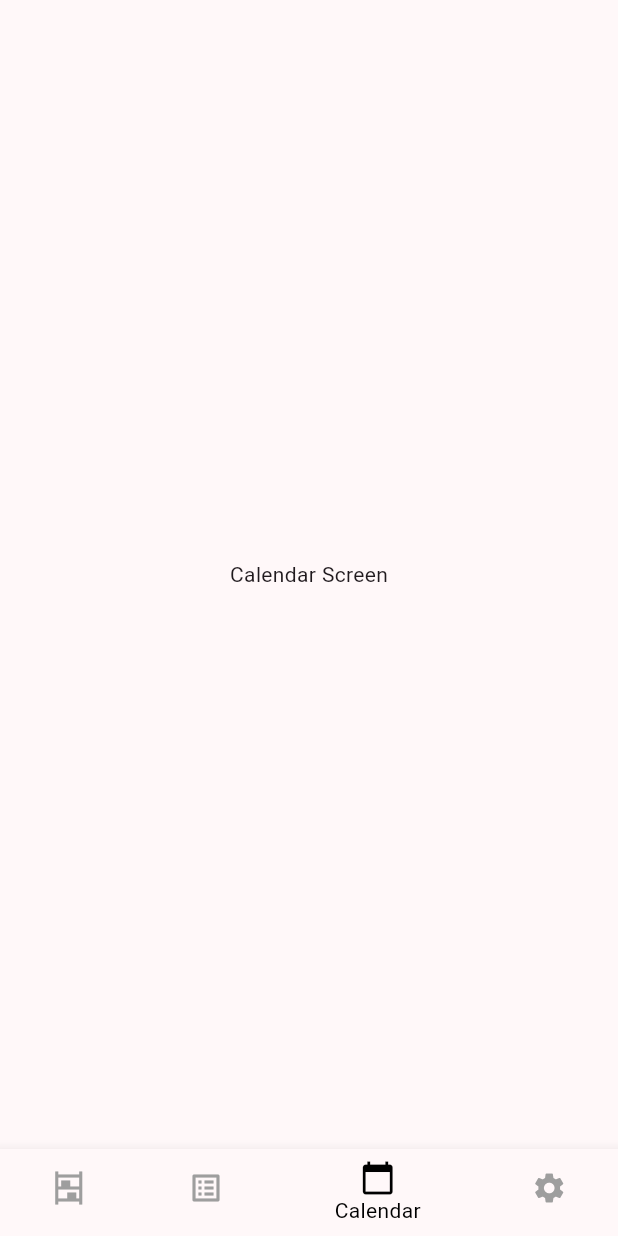
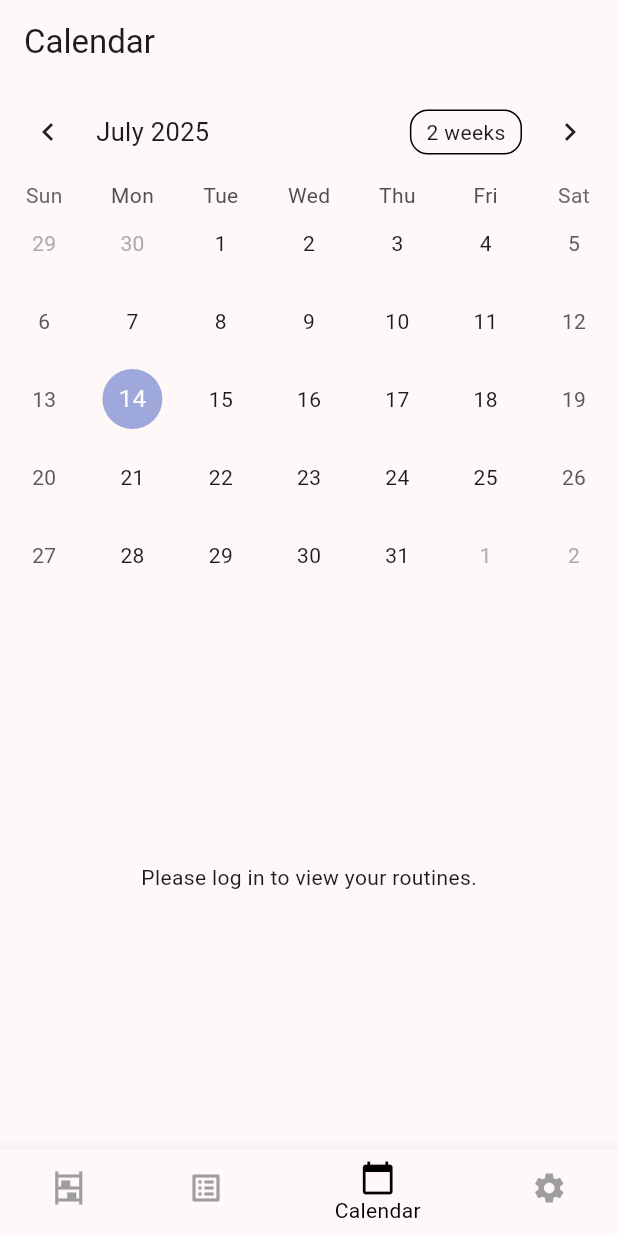
Before and after one commit to Lenamm12/CareLog, a Flutter app: the screen it shows after launch, item 3 of the bottom bar chosen, on a phone screen of 412 x 824 dp. Run offline on Flutter 3.47's test engine with Material 3 defaults, Android fonts, the phone set to English and light mode, and no system bars; drawn by our look-alikes of table_calendar; our stand-ins replace cloud_firestore, firebase_auth, firebase_core, google_sign_in; accounts and stored records are empty.

Commit message:
Organizing files

```diff
--- a/lib/main.dart
+++ b/lib/main.dart
@@ -1,22 +1,14 @@
+import 'package:carelog/screens/calender_screen.dart';
 import 'package:flutter/material.dart';
 import 'package:firebase_core/firebase_core.dart';
-import 'products_screen.dart';
-import 'routines_screen.dart';
-import 'settings_screen.dart';
+import 'screens/products_screen.dart';
+import 'screens/routines_screen.dart';
+import 'screens/settings_screen.dart';
 
 Future<void> main() async {
   WidgetsFlutterBinding.ensureInitialized();
   await Firebase.initializeApp();
   runApp(const MyApp());
-}
-
-class CalendarScreen extends StatelessWidget {
-  const CalendarScreen({super.key});
-
-  @override
-  Widget build(BuildContext context) {
-    return Center(child: Text('Calendar Screen'));
-  }
 }
 
 class MyApp extends StatelessWidget {
@@ -71,10 +63,7 @@ class _MainScreenState extends State<MainScreen> {
       body: IndexedStack(index: _selectedIndex, children: _screens),
       bottomNavigationBar: BottomNavigationBar(
         items: const <BottomNavigationBarItem>[
-          BottomNavigationBarItem(
-            icon: Icon(Icons.shelves),
-            label: 'Products',
-          ),
+          BottomNavigationBarItem(icon: Icon(Icons.shelves), label: 'Products'),
           BottomNavigationBarItem(
             icon: Icon(Icons.list_alt),
             label: 'Routines',
--- a/lib/add_routine_screen.dart
+++ b/lib/screens/add_routine_screen.dart
@@ -1,8 +1,8 @@
 import 'package:flutter/material.dart';
-import 'routine.dart';
+import '../models/routine.dart';
 import 'package:cloud_firestore/cloud_firestore.dart';
 import 'package:firebase_auth/firebase_auth.dart';
-import 'product.dart'; // Import the Product class
+import '../models/product.dart'; // Import the Product class
 import 'product_selection_screen.dart'; // Import the new screen
 
 class AddRoutineScreen extends StatefulWidget {
--- /dev/null
+++ b/lib/screens/calender_screen.dart
@@ -0,0 +1,164 @@
+import 'package:cloud_firestore/cloud_firestore.dart';
+import 'package:firebase_auth/firebase_auth.dart';
+import 'package:flutter/material.dart';
+import 'package:table_calendar/table_calendar.dart';
+import 'package:carelog/models/routine.dart'; // Import Routine model
+
+int getDaysInMonth(int year, int month) {
+  if (month == DateTime.february) {
+    return isLeapYear(year) ? 29 : 28;
+  } else if (month == DateTime.april ||
+      month == DateTime.june ||
+      month == DateTime.september ||
+      month == DateTime.november) {
+    return 30;
+  } else {
+    return 31;
+  }
+}
+
+// Helper function to check for leap year
+bool isLeapYear(int year) {
+  return (year % 4 == 0 && year % 100 != 0) || (year % 400 == 0);
+}
+
+class CalendarScreen extends StatefulWidget {
+  const CalendarScreen({super.key});
+
+  @override
+  _CalendarScreenState createState() => _CalendarScreenState();
+}
+
+class _CalendarScreenState extends State<CalendarScreen> {
+  final FirebaseAuth _auth = FirebaseAuth.instance;
+  final FirebaseFirestore _firestore = FirebaseFirestore.instance;
+
+  CalendarFormat _calendarFormat = CalendarFormat.month;
+  DateTime _focusedDay = DateTime.now();
+  DateTime? _selectedDay;
+
+  final Map<DateTime, List<Routine>> _routinesByDay = {};
+
+  User? get currentUser => _auth.currentUser;
+
+  @override
+  Widget build(BuildContext context) {
+    return Scaffold(
+      appBar: AppBar(title: const Text('Calendar')),
+      body: Column(
+        children: [
+          TableCalendar(
+            firstDay: DateTime.utc(2020, 1, 1),
+            lastDay: DateTime.utc(2030, 12, 31),
+            focusedDay: _focusedDay,
+            calendarFormat: _calendarFormat,
+            selectedDayPredicate: (day) {
+              return isSameDay(_selectedDay, day);
+            },
+            onDaySelected: (selectedDay, focusedDay) {
+              if (!isSameDay(_selectedDay, selectedDay)) {
+                setState(() {
+                  _selectedDay = selectedDay;
+                  _focusedDay = focusedDay;
+                });
+              }
+            },
+            onFormatChanged: (format) {
+              if (_calendarFormat != format) {
+                setState(() {
+                  _calendarFormat = format;
+                });
+              }
+            },
+            onPageChanged: (focusedDay) {
+              _focusedDay = focusedDay;
+            },
+          ),
+          const SizedBox(height: 8.0),
+          Expanded(child: _buildUpcomingRoutinesList()),
+        ],
+      ),
+    );
+  }
+
+  Widget _buildUpcomingRoutinesList() {
+    if (currentUser == null) {
+      return const Center(child: Text('Please log in to view your routines.'));
+    }
+
+    // If no date is selected, show a message
+    if (_selectedDay == null) {
+      return const Center(child: Text('Select a day to see upcoming routines.'));
+    }
+
+    // ... (login and selected day checks)
+
+    return StreamBuilder<QuerySnapshot>(
+      // This StreamBuilder fetches all routines
+      stream:
+          _firestore
+              .collection('users')
+              .doc(currentUser!.uid)
+              .collection('routines')
+              .snapshots(),
+      builder: (context, snapshot) {
+        if (snapshot.hasError) {
+          return Center(
+            child: Text('Error fetching routines: ${snapshot.error}'),
+          );
+        }
+
+        if (snapshot.connectionState == ConnectionState.waiting) {
+          return const Center(child: CircularProgressIndicator());
+        }
+
+ if (snapshot.hasData && snapshot.data != null) {
+        }
+
+        // Populate _routinesByDay with fetched routines
+        snapshot.data!.docs.forEach((doc) {
+          final routine = Routine.fromFirestore(doc);
+          // Here's where you determine the scheduled dates for each routine
+          // and add the routine to the _routinesByDay map for those dates.
+          // This is the part that needs the frequency logic.
+
+          // Example (basic daily frequency):
+          if (routine.frequency == 'Daily') {
+            // Assuming you have a start date for the routine
+            // For simplicity, let's just add it to the current month for now
+            final now = DateTime.now();
+            final daysInMonth = getDaysInMonth(now.year, now.month);
+            for (int i = 1; i <= daysInMonth; i++) {
+              final day = DateTime(now.year, now.month, i);
+              if (_routinesByDay[day] == null) {
+                _routinesByDay[day] = [];
+              }
+              _routinesByDay[day]!.add(routine);
+            }
+          }
+          // You would add similar logic for Weekly, Monthly, Custom frequencies
+        });
+
+        // Now, after populating _routinesByDay, filter for the selected day
+        final selectedDayRoutines = _routinesByDay[_selectedDay] ?? [];
+
+        if (selectedDayRoutines.isEmpty) {
+          return const Center(
+            child: Text('No routines scheduled for this day.'),
+          );
+        }
+
+        return ListView.builder(
+          itemCount: selectedDayRoutines.length,
+          itemBuilder: (context, index) {
+            final routine = selectedDayRoutines[index];
+            return ListTile(
+              title: Text(routine.name),
+              // Add more details here
+            );
+          },
+        );
+      },
+    );
+  }
+}
--- a/lib/product_selection_screen.dart
+++ b/lib/screens/product_selection_screen.dart
@@ -1,7 +1,7 @@
 import 'package:flutter/material.dart';
 import 'package:cloud_firestore/cloud_firestore.dart';
 import 'package:firebase_auth/firebase_auth.dart';
-import 'product.dart'; // Assuming your Product class is in product.dart
+import '../models/product.dart'; // Assuming your Product class is in product.dart
 
 class ProductSelectionScreen extends StatefulWidget {
   final List<Product> initialSelectedProducts;
--- a/lib/products_screen.dart
+++ b/lib/screens/products_screen.dart
@@ -1,4 +1,4 @@
-import 'package:carelog/product.dart';
+import 'package:carelog/models/product.dart';
 import 'package:flutter/material.dart';
 import 'add_product_screen.dart';
 import 'package:cloud_firestore/cloud_firestore.dart';
--- a/lib/routines_screen.dart
+++ b/lib/screens/routines_screen.dart
@@ -1,4 +1,4 @@
-import 'package:carelog/routine.dart';
+import 'package:carelog/models/routine.dart';
 import 'package:flutter/material.dart';
 import 'add_routine_screen.dart';
 import 'package:cloud_firestore/cloud_firestore.dart';
```
Also changed, not shown: lib/screens/add_product_screen.dart (renamed from lib/add_product_screen.dart, +9 -8 lines), lib/screens/settings_screen.dart (renamed from lib/settings_screen.dart, +9 -5 lines), lib/models/product.dart (renamed from lib/product.dart), lib/models/routine.dart (renamed from lib/routine.dart).
